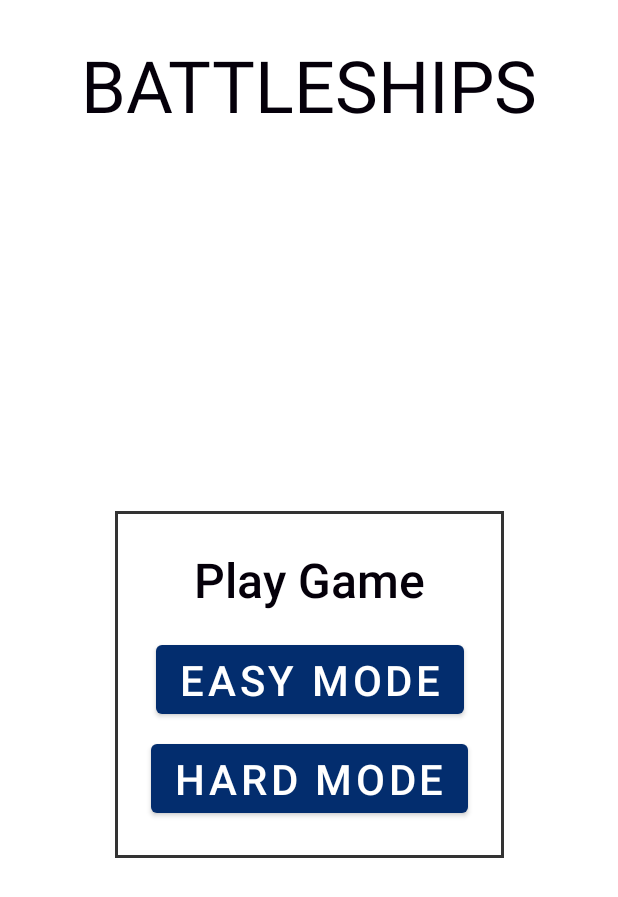
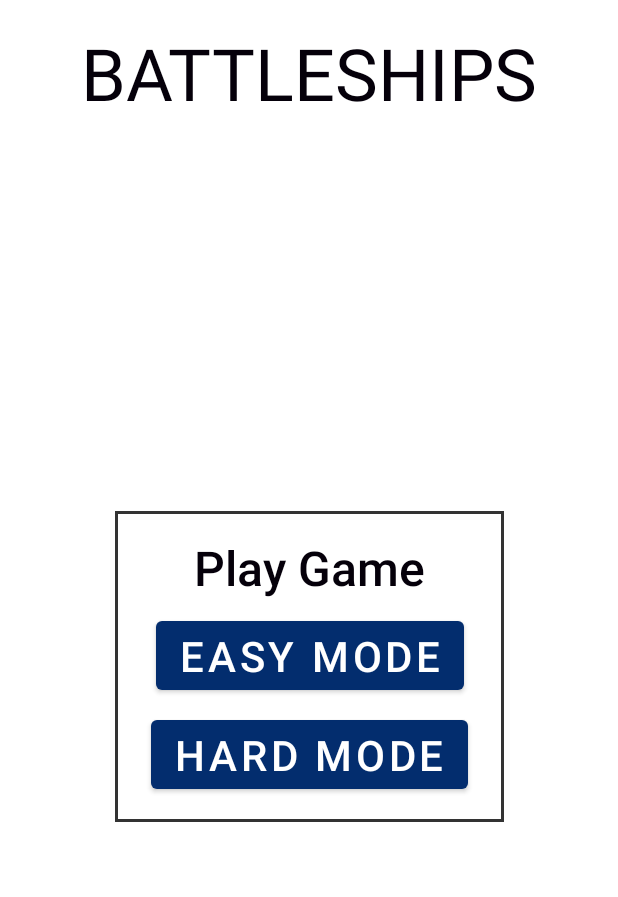
Before and after one commit to JoeBlakeB/Battleships, an Android app: the screen it shows after launch (MainActivity), on a phone screen of 412 x 824 dp. Shown: the top 897 px of the screen. Run offline under Robolectric (Android 15) with nearby library versions, the phone set to English and light mode, and no system bars.

Commit message:
Adjust main activity for narrow landscape screens

```diff
--- a/app/src/main/res/layout/activity_main.xml
+++ b/app/src/main/res/layout/activity_main.xml
@@ -13,7 +13,7 @@
         android:layout_height="wrap_content"
         android:layout_marginStart="24dp"
         android:layout_marginLeft="24dp"
-        android:layout_marginTop="24dp"
+        android:layout_marginTop="16dp"
         android:layout_marginEnd="24dp"
         android:layout_marginRight="24dp"
         android:fontFamily="sans-serif"
@@ -26,8 +26,10 @@
         app:layout_constraintTop_toTopOf="parent" />
 
     <androidx.constraintlayout.widget.ConstraintLayout
+        android:id="@+id/constraintLayout2"
         android:layout_width="wrap_content"
         android:layout_height="wrap_content"
+        android:layout_marginBottom="16dp"
         android:background="@drawable/border"
         app:layout_constraintBottom_toBottomOf="parent"
         app:layout_constraintEnd_toEndOf="parent"
@@ -39,8 +41,7 @@
             android:id="@+id/playGameTitle"
             android:layout_width="wrap_content"
             android:layout_height="wrap_content"
-            android:layout_marginTop="24dp"
-            android:layout_marginBottom="8dp"
+            android:layout_marginTop="16dp"
             android:fontFamily="sans-serif-medium"
             android:text="@string/play_game_title"
             android:textColor="@color/primaryText"
@@ -76,7 +77,7 @@
             android:layout_marginLeft="24dp"
             android:layout_marginEnd="24dp"
             android:layout_marginRight="24dp"
-            android:layout_marginBottom="24dp"
+            android:layout_marginBottom="16dp"
             android:text="@string/play_game_button_hard"
             android:textColor="@color/buttonText"
             android:textSize="@dimen/buttonTextLarge"
```
